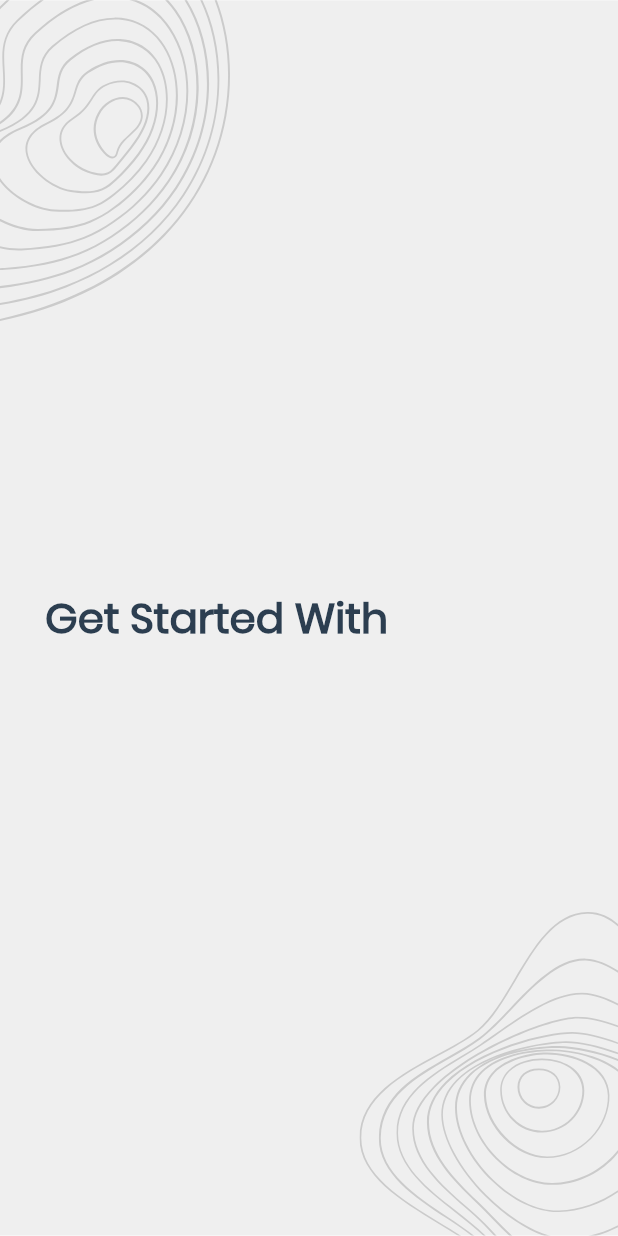
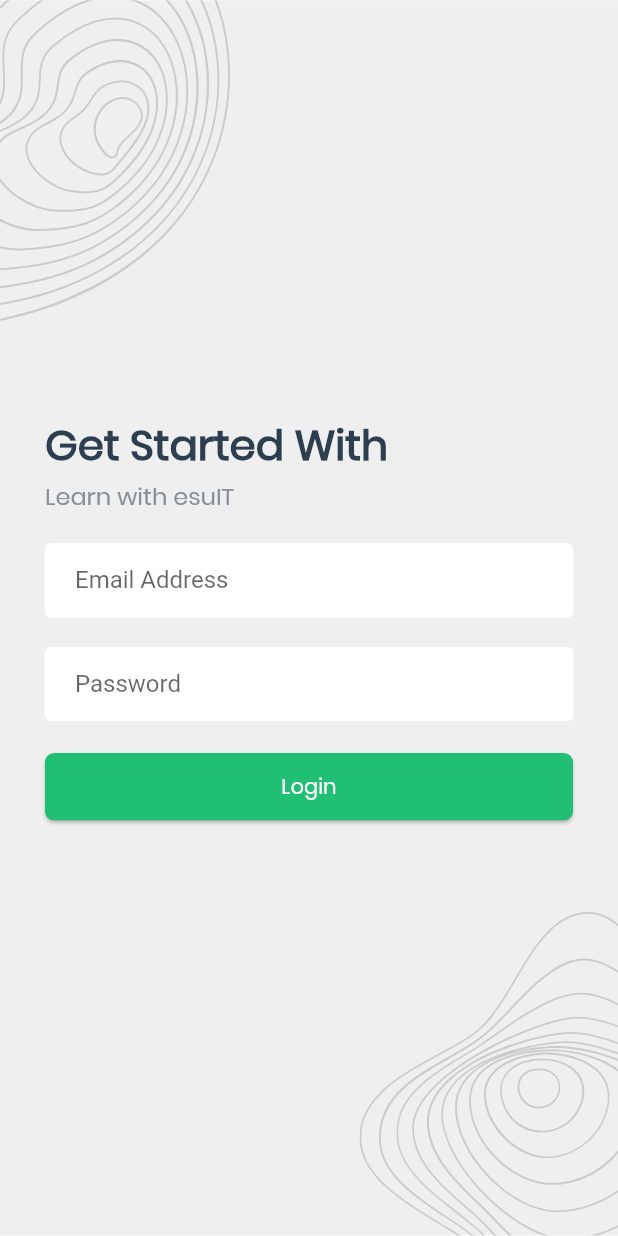
Before and after one commit to Md-Sifatullah617/task_management_app, a Flutter app: the LoginScreen screen opened by its route, on a phone screen of 412 x 824 dp. Run offline on Flutter 3.47's test engine with Material 2 defaults, Android fonts, the light colour scheme and no system bars; our stand-ins replace flutter_svg, fluttertoast.

Commit message:
login screen done

```diff
--- a/lib/main.dart
+++ b/lib/main.dart
@@ -22,7 +22,7 @@ class MyApp extends StatelessWidget {
       theme: ThemeData(
         primarySwatch: Colors.blue,
       ),
-      initialRoute: '/login',
+      initialRoute: '/registration',
       routes: {
         '/':(context)=> const SplashScreen(),
         '/login':(context)=> const LoginScreen(),
--- a/lib/screen/onboarding/login_screen.dart
+++ b/lib/screen/onboarding/login_screen.dart
@@ -22,6 +22,20 @@ class _LoginScreenState extends State<LoginScreen> {
               crossAxisAlignment: CrossAxisAlignment.start,
               children: [
                 Text("Get Started With", style: head1Text(colorDarkBlue),),
+                const SizedBox(height: 1,),
+                Text("Learn with esuIT", style: head6Text(colorLightGray),),
+                const SizedBox(height: 20,),
+                TextFormField(
+                  decoration: appInputDecoration("Email Address"),
+                ),
+                const SizedBox(height: 20,),
+                TextFormField(
+                  decoration: appInputDecoration("Password"),
+                ),
+                const SizedBox(height: 20,),
+                ElevatedButton(onPressed: (){},
+                    style: appButtonStyle(),
+                    child: successButtonChild("Login")),
               ],
             ),
           )
--- a/lib/style/style.dart
+++ b/lib/style/style.dart
@@ -43,7 +43,8 @@ InputDecoration appInputDecoration(label) {
       borderSide: BorderSide(color: colorWhite, width: 0),
     ),
     border: const OutlineInputBorder(),
-      labelText: label);
+    labelText: label,
+  );
 }
 
 DecoratedBox appDropDownStyle(child) {
@@ -108,6 +109,7 @@ void successToast(msg) {
       textColor: colorWhite,
       fontSize: 16);
 }
+
 void errorToast(msg) {
   Fluttertoast.showToast(
       msg: msg,
```
Lines whose indentation alone changed are shown as unchanged.
